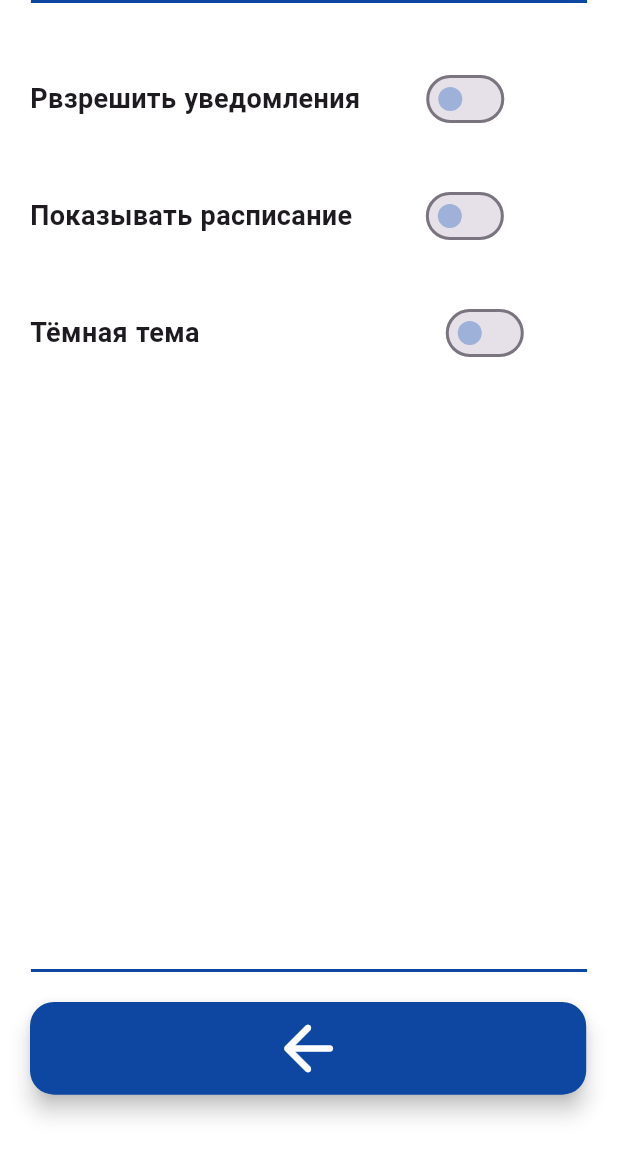
After one commit to schlimmsten/Multitask, a Flutter app: the SettingsScreenBuilder screen opened directly, on a phone screen of 412 x 824 dp. The commit adds this screen. Shown: the top 1158 px of the screen. Run offline on Flutter 3.47's test engine with Material 3 defaults, Android fonts, the phone set to English and light mode, and no system bars; project files that could hold a hidden picture were left out.

Commit message:
Расчленение settings_screen, доведение до идела, кнопка обратно, цвета тумблеров, кнопка на home_screen оптимизирована под тему

```diff
--- a/lib/Themes/config.dart
+++ /dev/null
@@ -1,2 +0,0 @@
-import 'custom_theme.dart';
-CustomTheme currentTheme = CustomTheme();
--- a/lib/Themes/custom_theme.dart
+++ b/lib/Themes/custom_theme.dart
@@ -12,6 +12,7 @@ class CustomTheme with ChangeNotifier {
       scaffoldBackgroundColor: Colors.white,
       fontFamily: 'Montserrat',
       primaryColor: Colors.blue.shade900,
+      iconTheme: const IconThemeData(color: Colors.white)
     );
   }
 
@@ -20,11 +21,12 @@ class CustomTheme with ChangeNotifier {
       scaffoldBackgroundColor: Colors.grey[800],
       fontFamily: 'Montserrat',
       appBarTheme: AppBarTheme(
-        backgroundColor: Colors.grey[800], // устанавливаем цвет AppBar
+        backgroundColor: Colors.grey[800],
         titleTextStyle: const TextStyle(color: Colors.white),
       ),
       primaryColor: Colors.white,
       textTheme: ThemeData.dark().textTheme,
+      iconTheme: IconThemeData(color: Colors.grey[800]),
 
     );
   }
--- a/lib/main_screen_components/add_button.dart
+++ b/lib/main_screen_components/add_button.dart
@@ -13,8 +13,8 @@ class AddButton extends StatelessWidget {
           Navigator.of(context).pushReplacement(
             MaterialPageRoute(builder: (_) => const AddScreen()));
         },
-        backgroundColor: Colors.blue,
-        child: const Icon(Icons.add),
+        backgroundColor: Theme.of(context).primaryColor,
+        child: Icon(Icons.add, color: Theme.of(context).iconTheme.color),
       )
     );
   }
--- a/lib/main_screen_components/date_of_week.dart
+++ b/lib/main_screen_components/date_of_week.dart
@@ -1,5 +1,4 @@
 import 'package:flutter/material.dart';
-import 'date_builder.dart';
 
 class DateOfWeek extends StatefulWidget {
 
@@ -11,6 +10,7 @@ class DateOfWeek extends StatefulWidget {
 
   //хули тварь ругается / реши потом
   @override
+  // ignore: no_logic_in_create_state
   State<DateOfWeek> createState() => _DateOfWeekState(text, isSelected);
 }
 
--- a/lib/screens/add_screen.dart
+++ b/lib/screens/add_screen.dart
@@ -3,6 +3,7 @@ import '../text_style.dart';
 import 'package:multitask/screens/main_screen.dart';
 
 class AddScreen extends StatelessWidget {
+  // ignore: use_key_in_widget_constructors
   const AddScreen({Key? key});
 
   @override
--- /dev/null
+++ b/lib/settings_screen_components/back_button.dart
@@ -0,0 +1,32 @@
+import 'package:flutter/material.dart';
+import 'package:multitask/screens/main_screen.dart';
+
+class BackButtonMenu extends StatelessWidget {
+  const BackButtonMenu({super.key});
+
+  @override
+  Widget build(BuildContext context) {
+    return Container(
+            alignment:
+                Alignment.bottomLeft, // Выравнивание по нижнему левому краю
+            padding: const EdgeInsets.only(
+                left: 20.0, top: 20.0), // Отступ от нижнего и левого края
+            child: Container(
+              constraints: BoxConstraints.tightFor(
+                width: MediaQuery.of(context).size.width * 0.9, // Ширина кнопки
+                height:
+                    MediaQuery.of(context).size.width * 0.15, // Высота кнопки
+              ),
+              child: FloatingActionButton(
+                onPressed: () {
+                  Navigator.of(context).pushReplacement(
+                      MaterialPageRoute(builder: (_) => const MainScreen()));
+                },
+                backgroundColor: Theme.of(context).primaryColor,
+
+                child: Icon(Icons.arrow_back_rounded, color: Theme.of(context).iconTheme.color, size: 50,),
+              ),
+            ),
+          );
+  }
+}
--- /dev/null
+++ b/lib/settings_screen_components/line.dart
@@ -0,0 +1,16 @@
+import 'package:flutter/material.dart';
+
+class Line extends StatelessWidget {
+  const Line({super.key});
+
+  @override
+  Widget build(BuildContext context) {
+    return Center(
+      child: Container(
+        height: 2.0,
+        color: Theme.of(context).primaryColor,
+        width: MediaQuery.of(context).size.width * 0.9,
+      ),
+    );
+  }
+}
--- /dev/null
+++ b/lib/settings_screen_components/settings_screen_builder.dart
@@ -0,0 +1,23 @@
+import 'package:flutter/material.dart';
+import 'package:multitask/settings_screen_components/line.dart';
+import 'package:multitask/settings_screen_components/switchers_builder.dart';
+import 'back_button.dart';
+
+class SettingsScreenBuilder extends StatelessWidget {
+  const SettingsScreenBuilder({super.key});
+
+  @override
+  Widget build(BuildContext context) {
+    return const Scaffold(
+      body: Column(
+        children: [
+          Line(),
+          SizedBox(height: 40),
+          SwitchersBuilder(),
+          Line(),
+          BackButtonMenu(),
+        ],
+      )
+    );
+  }
+}
--- a/lib/settings_screen_components/settings_switcher.dart
+++ b/lib/settings_screen_components/settings_switcher.dart
@@ -29,6 +29,8 @@ class _SwitcherState extends State<Switcher> {
         });
         widget.onChanged(value); // вызов функции обратного вызова с новым значением
       },
+      activeColor: Theme.of(context).primaryColor, // Цвет включенного состояния
+      inactiveThumbColor: Theme.of(context).primaryColor.withOpacity(0.4),
     );
   }
 }
--- /dev/null
+++ b/lib/settings_screen_components/switcher_class.dart
@@ -0,0 +1,39 @@
+import 'package:flutter/material.dart';
+import 'package:multitask/settings_screen_components/settings_switcher.dart';
+import '../text_style.dart';
+
+class SettingsRow extends StatelessWidget {
+  final String title;
+  final bool initialValue;
+  final double width;
+  final Function(bool) onChanged;
+
+  const SettingsRow({super.key,
+    required this.title,
+    required this.initialValue,
+    required this.onChanged,
+    required this.width,
+  });
+
+  @override
+  Widget build(BuildContext context) {
+
+    return Row(
+      children: [
+        Container(
+          alignment: Alignment.topLeft,
+          padding: const EdgeInsets.only(left: 20),
+          child: Text(
+            title,
+            style: settingsTextStyle(), // Предполагается, что у вас есть этот стиль
+          ),
+        ),
+        SizedBox(width: width),
+        Switcher(
+          initialValue: initialValue,
+          onChanged: onChanged,
+        ),
+      ],
+    );
+  }
+}
--- /dev/null
+++ b/lib/settings_screen_components/switchers_builder.dart
@@ -0,0 +1,37 @@
+import 'package:flutter/material.dart';
+import 'package:multitask/settings_screen_components/switcher_class.dart';
+import 'package:provider/provider.dart';
+import 'package:multitask/themes/custom_theme.dart';
+
+class SwitchersBuilder extends StatelessWidget {
+  const SwitchersBuilder({super.key});
+  @override
+  Widget build(BuildContext context) {
+    final customTheme = Provider.of<CustomTheme>(context);
+    return Column(
+      children: [
+        SettingsRow(
+            title: "Рвзрешить уведомления",
+            initialValue: false,
+            onChanged: (value) {},
+            width: 40),
+        const SizedBox(height: 30),
+        SettingsRow(
+            title: "Показывать расписание",
+            initialValue: false,
+            onChanged: (value) {},
+            width: 45),
+        const SizedBox(height: 30),
+        SettingsRow(
+            title: "Тёмная тема",
+            initialValue: customTheme.isDarkTheme,
+            onChanged: (value) {
+              customTheme.toggleTheme(
+                  value); // Используем метод экземпляра класса CustomTheme, предоставленного провайдером
+            },
+            width: 160),
+        const SizedBox(height: 400),
+      ],
+    );
+  }
+}
```
Also changed, not shown: lib/screens/settings_screen.dart (+131 -94 lines).
